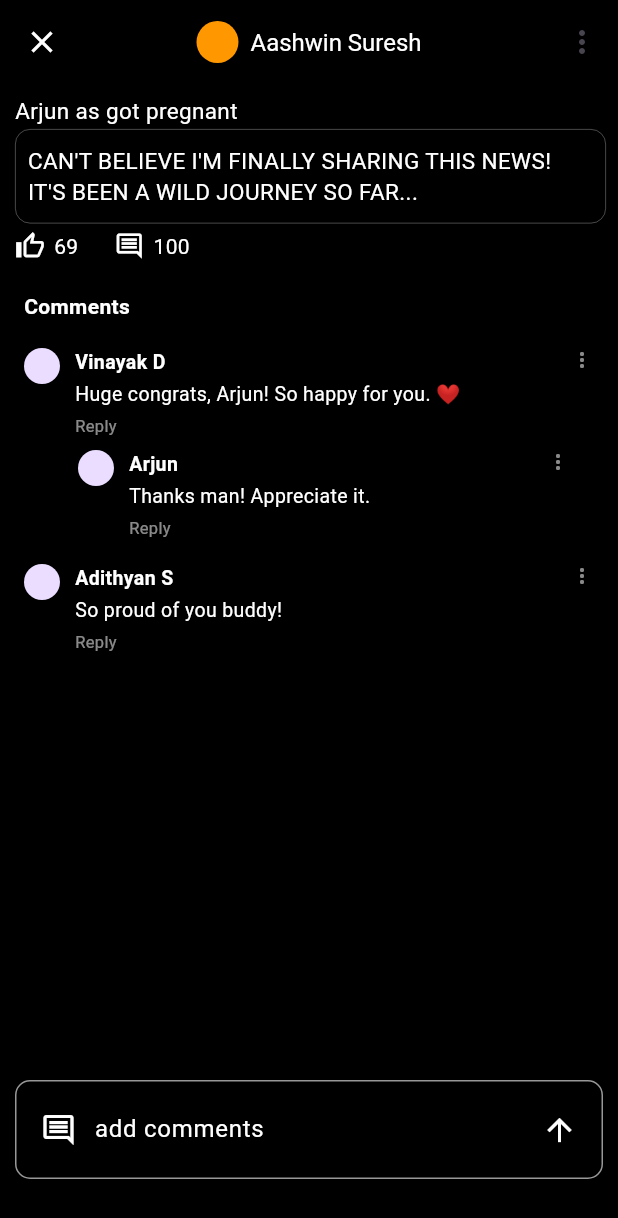
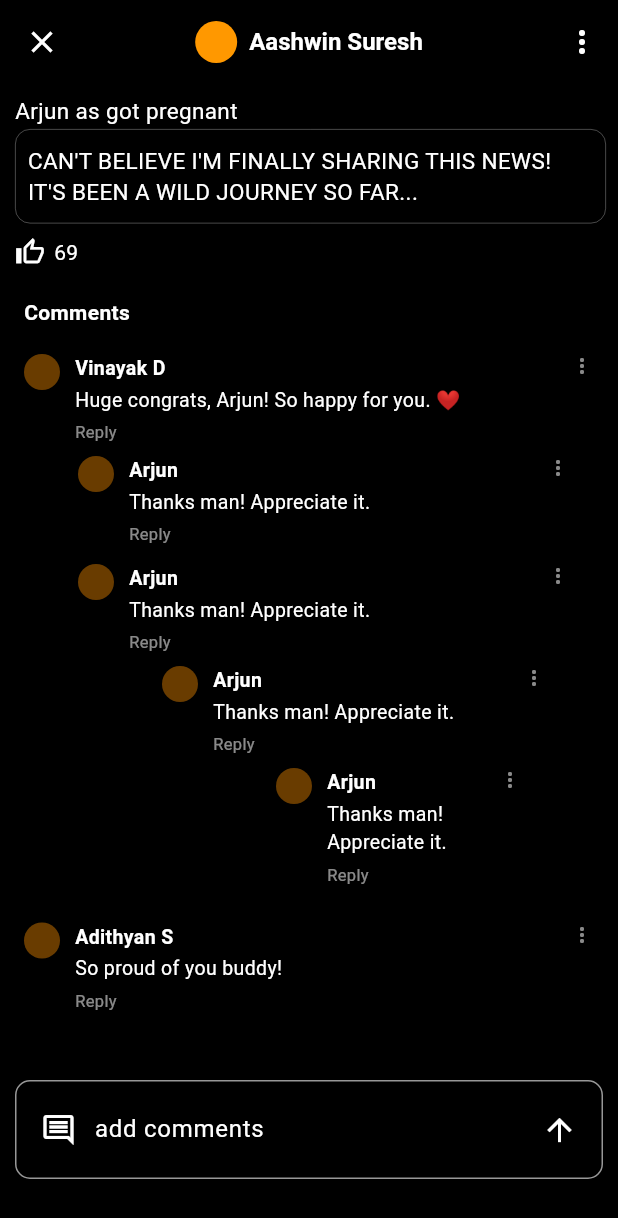
Before and after one commit to adithyan-manoj/mini_project, a Flutter app: the screen it shows after launch, after a tap on "Aashwin Suresh", on a phone screen of 412 x 824 dp. Shown: the top 1218 px of the screen. Run offline on Flutter 3.47's test engine with Material 3 defaults, Android fonts, the phone set to English and light mode, and no system bars; network calls fail.

Commit message:
minor bug fix

```diff
--- a/campusapp/lib/core/commant_model.dart
+++ b/campusapp/lib/core/commant_model.dart
@@ -1,13 +1,28 @@
 class CommentModel {
+  final String id;          // Unique ID from Database
+  final String? parentId;
   final String userName;
   final String text;
   final String profilePic;
   final List<CommentModel> subComments; // The "Stack" logic
 
   CommentModel({
+    required this.id,
+    this.parentId,
     required this.userName,
     required this.text,
     this.profilePic = "",
     this.subComments = const [],
   });
+
+  CommentModel copyWith({List<CommentModel>? subComments}) {
+    return CommentModel(
+      id: id,
+      parentId: parentId,
+      userName: userName,
+      text: text,
+      profilePic: profilePic,
+      subComments: subComments ?? this.subComments,
+    );
+  }
 }
--- a/campusapp/lib/main.dart
+++ b/campusapp/lib/main.dart
@@ -1,3 +1,4 @@
+import 'package:campusapp/core/app_colors.dart';
 import 'package:campusapp/pages/community_page.dart';
 import 'package:campusapp/pages/login_page.dart';
 //import 'package:campusapp/pages/study_page.dart';
@@ -14,13 +15,40 @@ class MyApp extends StatelessWidget {
 
   @override
   Widget build(BuildContext context) {
-
     return MaterialApp(
       debugShowCheckedModeBanner: false,
+      title: 'Campus App',
+      theme: ThemeData(
+        useMaterial3: true,
+        brightness: Brightness.dark,
+
+        scaffoldBackgroundColor: AppColors.accentBorder,
+        colorScheme: ColorScheme.fromSeed(
+          seedColor: Colors.orange,
+          brightness: Brightness.dark,
+          surface: AppColors.cardGrey, // Global card color
+          onSurface: AppColors.textMain,
+        ),
+
+        appBarTheme: const AppBarTheme(
+          backgroundColor: AppColors.background,
+          elevation: 0,
+          //centerTitle: true,
+          iconTheme: IconThemeData(color: AppColors.textMain),
+          titleTextStyle: TextStyle(
+            color: AppColors.textMain,
+            fontSize: 18,
+            fontWeight: FontWeight.bold,
+          ),
+        ),
+        textTheme: const TextTheme(
+          bodyLarge: TextStyle(color: AppColors.textMain),
+          bodyMedium: TextStyle(color: AppColors.textSecondary),
+        ),
+      ),
       //home: LoginPage(),
       // home: StudyPage(),
-      home: CommunityPage()
-
+      home:  CommunityPage(),
     );
   }
 }
--- a/campusapp/lib/pages/community_page.dart
+++ b/campusapp/lib/pages/community_page.dart
@@ -12,25 +12,28 @@ class CommunityPage extends StatefulWidget {
 class _CommunityPageState extends State<CommunityPage> {
   @override
   Widget build(BuildContext context) {
-
     final List<PostModel> posts = [
       PostModel(
         id: "post_001",
         userName: "Aashwin Suresh",
-        userProfilePic: "https://api.dicebear.com/7.x/avataaars/png?seed=Aashwin",
+        userProfilePic:
+            "https://api.dicebear.com/7.x/avataaars/png?seed=Aashwin",
         postedTime: DateTime.now().subtract(const Duration(days: 4)),
         title: "Arjun as got pregnant",
-        content: "CAN'T BELIEVE I'M FINALLY SHARING THIS NEWS! IT'S BEEN A WILD JOURNEY SO FAR...",
+        content:
+            "CAN'T BELIEVE I'M FINALLY SHARING THIS NEWS! IT'S BEEN A WILD JOURNEY SO FAR...",
         likes: 69,
         commentCount: 100,
       ),
       PostModel(
         id: "post_002",
         userName: "Vinayak D",
-        userProfilePic: "https://api.dicebear.com/7.x/avataaars/png?seed=Vinayak",
+        userProfilePic:
+            "https://api.dicebear.com/7.x/avataaars/png?seed=Vinayak",
         postedTime: DateTime.now().subtract(const Duration(hours: 2)),
         title: "Mini Project Update",
-        content: "Smart Campus Forum is coming along great! Backend in FastAPI is almost done.",
+        content:
+            "Smart Campus Forum is coming along great! Backend in FastAPI is almost done.",
         likes: 42,
         commentCount: 12,
       ),
@@ -38,27 +41,26 @@ class _CommunityPageState extends State<CommunityPage> {
     return Scaffold(
       backgroundColor: Colors.black,
       appBar: AppBar(
-        title: const Text('Campus App', style: TextStyle(
-          fontWeight: FontWeight.bold,
-          color: Colors.white
-        ),),
+        title: const Text(
+          'Campus App',
+          style: TextStyle(fontWeight: FontWeight.bold, color: Colors.white),
+        ),
         backgroundColor: const Color.fromARGB(255, 0, 0, 0),
         actions: [
-          IconButton(onPressed: () {
-
-          }, icon: const Icon(Icons.search,color: Colors.white,),
-
+          IconButton(
+            onPressed: () {},
+            icon: const Icon(Icons.search, color: Colors.white),
           ),
-          const CircleAvatar(radius: 18,backgroundColor: Colors.white,),
-          const SizedBox(width: 15,)
+          const CircleAvatar(radius: 18, backgroundColor: Colors.white),
+          const SizedBox(width: 15),
         ],
       ),
-      body:
-      ListView.builder(
-        itemCount: 1,
-        itemBuilder:(context, index) {
+      body: ListView.builder(
+        itemCount: posts.length,
+        itemBuilder: (context, index) {
           return PostCard(post: posts[index]);
-        },),
+        },
+      ),
     );
   }
 }
--- a/campusapp/lib/pages/post_details.dart
+++ b/campusapp/lib/pages/post_details.dart
@@ -17,13 +17,35 @@ class _PostDetailPageState extends State<PostDetailPage> {
   Widget build(BuildContext context) {
     List<CommentModel> dummyComments = [
       CommentModel(
+        id: 'id1',
         userName: "Vinayak D",
         text: "Huge congrats, Arjun! So happy for you. ❤️",
         subComments: [
-          CommentModel(userName: "Arjun", text: "Thanks man! Appreciate it."),
+          CommentModel(id: 'id2',userName: "Arjun", text: "Thanks man! Appreciate it."),
+          CommentModel(
+            id: 'id3',
+            userName: "Arjun",
+            text: "Thanks man! Appreciate it.",
+            subComments: [
+              CommentModel(
+                id: 'id4',
+                userName: "Arjun",
+                text: "Thanks man! Appreciate it.",
+                subComments: [
+                  CommentModel(
+                    id: 'id5',
+                    userName: "Arjun",
+                    text: "Thanks man! Appreciate it.",
+                  ),
+                ],
+              ),
+            ],
+          ),
         ],
       ),
-      CommentModel(userName: "Adithyan S", text: "So proud of you buddy!"),
+      CommentModel(id: 'id11',userName: "Adithyan S", text: "So proud of you buddy!",subComments: [
+        CommentModel(id: 'id12',userName: "Arjun", text: "Thanks man! Appreciate it."),
+      ]),
     ];
     return Scaffold(
       backgroundColor: Colors.black,
@@ -54,10 +76,16 @@ class _PostDetailPageState extends State<PostDetailPage> {
           Expanded(
             child: ListView(
               children: [
-                PostCard(isDetails: true, post: widget.post ),
+                PostCard(isDetails: true, post: widget.post),
                 const Padding(
                   padding: EdgeInsets.symmetric(horizontal: 16, vertical: 10),
-                  child: Text("Comments", style: TextStyle(fontWeight: FontWeight.bold,color: Colors.white)),
+                  child: Text(
+                    "Comments",
+                    style: TextStyle(
+                      fontWeight: FontWeight.bold,
+                      color: Colors.white,
+                    ),
+                  ),
                 ),
                 ...dummyComments.map((c) => buildCommentThread(c)).toList(),
                 //const Divider(color: Colors.white, thickness: 0.5,)
@@ -67,9 +95,7 @@ class _PostDetailPageState extends State<PostDetailPage> {
           _buildCommentInput(),
         ],
       ),
-
     );
-
   }
 
   Widget buildCommentThread(CommentModel comment, {double indent = 0}) {
@@ -87,20 +113,36 @@ class _PostDetailPageState extends State<PostDetailPage> {
                 child: Column(
                   crossAxisAlignment: CrossAxisAlignment.start,
                   children: [
-                    Text(comment.userName, style: const TextStyle(fontWeight: FontWeight.bold,color: Colors.white, fontSize: 13)),
+                    Text(
+                      comment.userName,
+                      style: const TextStyle(
+                        fontWeight: FontWeight.bold,
+                        color: Colors.white,
+                        fontSize: 13,
+                      ),
+                    ),
                     const SizedBox(height: 2),
-                    Text(comment.text, style: const TextStyle(color: Colors.white, fontSize: 13)),
+                    Text(
+                      comment.text,
+                      style: const TextStyle(color: Colors.white, fontSize: 13),
+                    ),
                     const SizedBox(height: 4),
-                    const Text("Reply", style: TextStyle(color: Colors.white54, fontSize: 11)), // Figma Reply button
+                    const Text(
+                      "Reply",
+                      style: TextStyle(color: Colors.white54, fontSize: 11),
+                    ), // Figma Reply button
                   ],
                 ),
               ),
               const Icon(Icons.more_vert, size: 16, color: Colors.white54),
             ],
           ),
+
           // If there are sub-comments, call THIS SAME function again
           if (comment.subComments.isNotEmpty)
-            ...comment.subComments.map((sub) => buildCommentThread(sub, indent: indent + 20)).toList(),
+            ...comment.subComments
+                .map((sub) => buildCommentThread(sub, indent: indent + 20))
+                .toList(),
         ],
       ),
     );
@@ -114,7 +156,10 @@ class _PostDetailPageState extends State<PostDetailPage> {
         decoration: BoxDecoration(
           borderRadius: BorderRadius.circular(10),
           color: Colors.black,
-          border: Border.all(width: 1,color:  Color.fromARGB(255, 152, 152, 152),),
+          border: Border.all(
+            width: 1,
+            color: Color.fromARGB(255, 152, 152, 152),
+          ),
         ),
         child: Row(
           children: [
--- /dev/null
+++ b/campusapp/lib/utils/comment_utils.dart
@@ -0,0 +1,31 @@
+// lib/core/utils/comment_utils.dart
+import 'package:campusapp/core/commant_model.dart';
+import 'package:flutter/material.dart';
+
+
+class CommentUtils {
+  /// Converts a flat list of comments from the database into a nested tree structure.
+  static List<CommentModel> convertToTree(List<CommentModel> allComments) {
+    // 1. Map every comment to its ID for quick lookup
+    final Map<String, CommentModel> mapping = {
+      for (var item in allComments) item.id: item.copyWith(subComments: [])
+    };
+
+    final List<CommentModel> tree = [];
+
+    // 2. Iterate through comments to establish parent-child relationships
+    for (var item in allComments) {
+      if (item.parentId == null) {
+        // Root comment
+        tree.add(mapping[item.id]!);
+      } else {
+        // Child comment: Find parent and add to its subComments list
+        final parent = mapping[item.parentId];
+        if (parent != null) {
+          parent.subComments.add(mapping[item.id]!);
+        }
+      }
+    }
+    return tree;
+  }
+}
--- a/campusapp/lib/widgets/post_cards.dart
+++ b/campusapp/lib/widgets/post_cards.dart
@@ -6,7 +6,7 @@ class PostCard extends StatefulWidget {
   final bool isDetails;
   final PostModel post;
 
-  const PostCard({super.key, this.isDetails = false, required this.post});
+   PostCard({super.key, this.isDetails = false, required this.post});
 
   @override
   State<PostCard> createState() => _PostCardState();
@@ -23,6 +23,10 @@ class _PostCardState extends State<PostCard> {
   Widget build(BuildContext context) {
     return Hero(
       tag: widget.post.id,
+  //     flightShuttleBuilder: (flightContext, animation, flightDirection, fromHeroContext, toHeroContext) {
+  //   // This keeps the "From" (Feed) version visible until the flight ends
+  //   return fromHeroContext.widget;
+  // },
       child: Material(
         color: Colors.transparent,
         child: InkWell(
@@ -81,7 +85,6 @@ class _PostCardState extends State<PostCard> {
                 SizedBox(height: 2),
                 Container(
                   padding: EdgeInsets.symmetric(horizontal: 8, vertical: 10),
-                  child: Text(widget.post.content,style: TextStyle(color: Colors.white, fontSize: 15)),
                   decoration: BoxDecoration(
                     border: Border.all(
                       color: const Color.fromARGB(96, 255, 255, 255),
@@ -89,8 +92,9 @@ class _PostCardState extends State<PostCard> {
                     ),
                     borderRadius: BorderRadius.circular(10)
                   ),
+                  child: Text(widget.post.content,style: TextStyle(color: Colors.white, fontSize: 15)),
                 ),
-                SizedBox(height: 5,),
+                SizedBox(height: 9,),
                 Row(
                   children: [
                     _actionButton(
@@ -103,7 +107,7 @@ class _PostCardState extends State<PostCard> {
                       }),
                     ),
                     const SizedBox(width: 24),
-                    _actionButton(
+                    if(!widget.isDetails) _actionButton(
                       icon: Icons.comment_outlined,
                       label: "${widget.post.commentCount}",
                       color:Colors.white,
```
